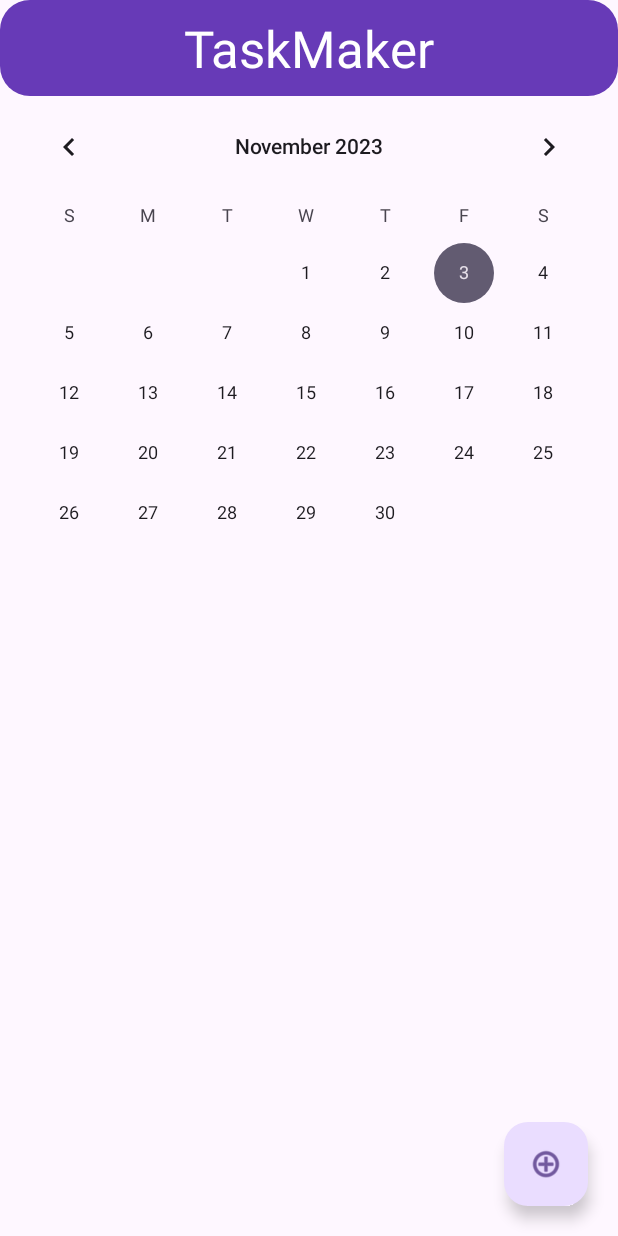
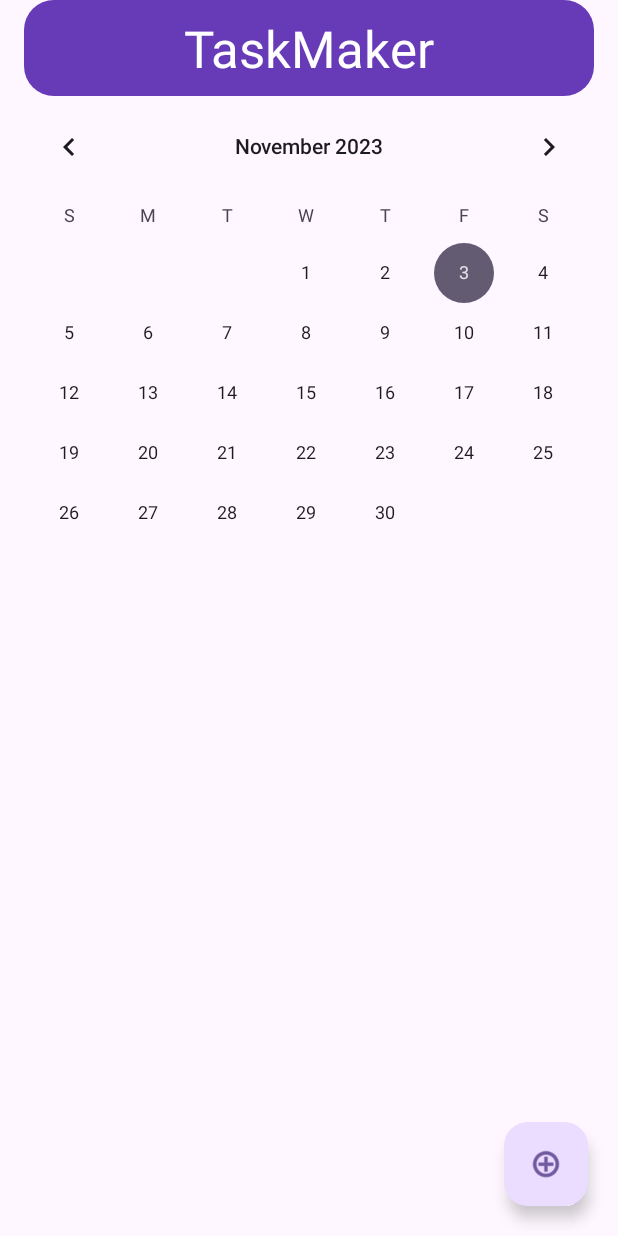
Before and after one commit to AeternumDev/App-Project-One, an Android app: the layout activity_main.xml on its own in the app's theme, with its tools: preview values and no code run, on a phone screen of 412 x 824 dp. Run offline under Robolectric (Android 15) with nearby library versions, the phone set to English and light mode, and no system bars.

Commit message:
Version 1.2.1

```diff
--- a/app/src/main/AndroidManifest.xml
+++ b/app/src/main/AndroidManifest.xml
@@ -13,7 +13,7 @@
         android:theme="@style/Theme.AppProjectOne"
         tools:targetApi="31">
         <activity
-            android:name=".MainActivity"
+            android:name="com.example.appprojectone.MainActivity"
             android:exported="true"
             android:label="@string/app_name"
             android:theme="@style/Theme.AppProjectOne">
--- a/app/src/main/res/drawable/rounded_toolbar_bg.xml
+++ b/app/src/main/res/drawable/rounded_toolbar_bg.xml
@@ -1,6 +1,8 @@
 <?xml version="1.0" encoding="utf-8"?>
 <layer-list xmlns:android="http://schemas.android.com/apk/res/android">
-    <item>
+    <item
+        android:left="16dp"
+        android:right="16dp">
         <shape
             android:shape="rectangle">
             <solid android:color="#673AB7"/>
--- a/app/src/main/res/layout/activity_main.xml
+++ b/app/src/main/res/layout/activity_main.xml
@@ -6,7 +6,7 @@
     android:layout_height="match_parent"
     android:fitsSystemWindows="true"
     android:forceDarkAllowed="true"
-    tools:context=".MainActivity">
+    tools:context="com.example.appprojectone.MainActivity">
 
     <com.google.android.material.floatingactionbutton.FloatingActionButton
         android:id="@+id/floatingActionButton"
```
Also changed, not shown: app/build.gradle.kts (+6 -4 lines), app/src/main/java/com/example/appprojectone/MainActivity.kt (+24 -18 lines), app/src/main/java/com/example/appprojectone/TaskAdapter.kt (+8 -0 lines).
